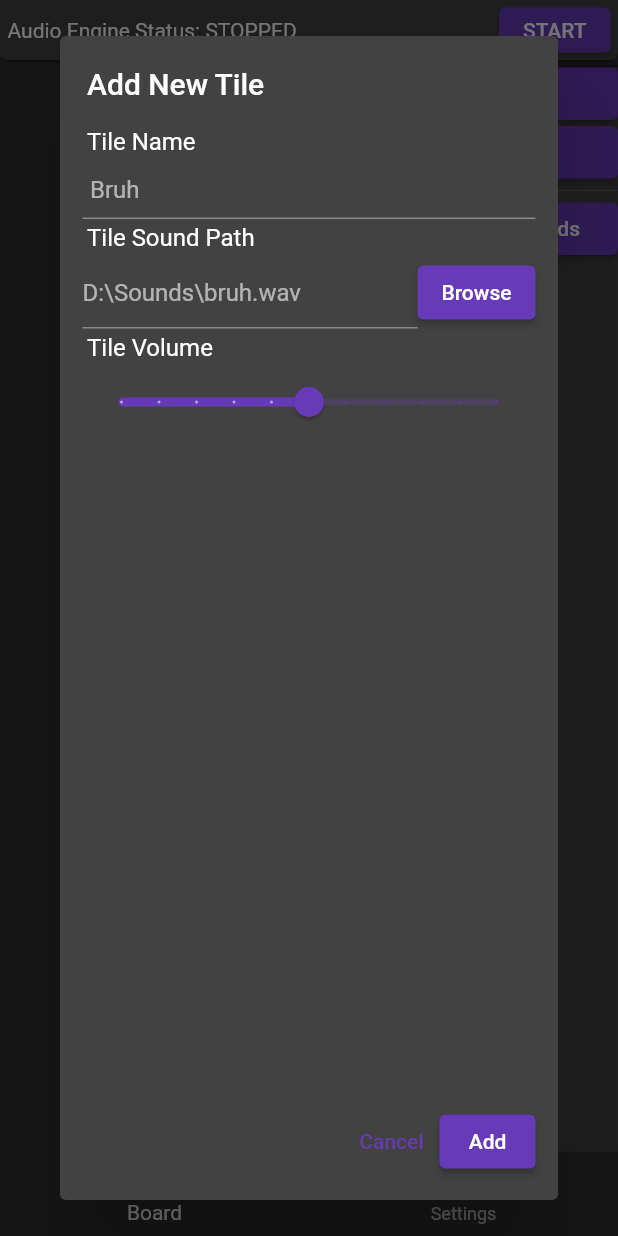
After one commit to Metal-666/ASIOSoundboard, a Flutter app: the screen it shows after launch, after a tap on the "add" icon, on a phone screen of 412 x 824 dp. The commit adds this screen. Run offline on Flutter 3.47's test engine with Material 2 defaults, Android fonts, the phone set to English and light mode, and no system bars; our stand-ins replace bloc, flutter_bloc; network calls fail.

Commit message:
Several changes
Renamed a few files, remade the New Tile dialog (it's a separate widget now) and changed some of it's logic (validation and file picker)

```diff
--- a/ASIOSoundboard/flutter-ui/lib/bloc/board/bloc.dart
+++ b/ASIOSoundboard/flutter-ui/lib/bloc/board/bloc.dart
@@ -8,13 +8,13 @@
 
 import '../../data/network/client_repository.dart';
 import 'events.dart';
-import 'states.dart';
+import 'state.dart';
 
 class BoardBloc extends Bloc<BoardEvent, BoardState> {
   final ClientRepository _clientRepository;
   late final StreamSubscription<client_events.ClientEvent> _subscription;
 
-  BoardBloc(this._clientRepository) : super(BoardState(null, null)) {
+  BoardBloc(this._clientRepository) : super(const BoardState(null, null)) {
     // Start listening to the host events. We are mainly insterested in events related to soundboard state, for example creation or deletion of a Tile.
     _subscription = _clientRepository.eventStream.stream
         .listen((client_events.ClientEvent event) => add(ClientEvent(event)));
@@ -29,7 +29,7 @@
           }
         case client_events.EventTypes.validateNewTile:
           {
-            bool isNameValid = event.event.data?.name != null,
+            final bool isNameValid = event.event.data?.name != null,
                 isPathValid = event.event.data?.file != null,
                 isIdPresent = event.event.data?.id != null;
             if (isNameValid && isPathValid && isIdPresent) {
@@ -49,17 +49,19 @@
             } else {
               emit(state.copyWith(
                   dialog: () => state.dialog?.copyWith(
-                      isNameValid: () => isNameValid,
-                      isPathValid: () => isPathValid,
-                      needToValidate: () => true)));
+                      tileNameError: () =>
+                          isNameValid ? null : 'Tile name is invalid',
+                      tilePathError: () =>
+                          isPathValid ? null : 'Tile path is invalid')));
             }
             break;
           }
         case client_events.EventTypes.pickTilePath:
           {
             emit(state.copyWith(
-                dialog: () => state.dialog
-                    ?.copyWith(tilePath: () => event.event.data?.file)));
+                dialog: () => state.dialog?.copyWith(
+                    tilePath: () => event.event.data?.file,
+                    shouldOverwritePath: () => true)));
             break;
           }
         case client_events.EventTypes.deleteTile:
--- a/ASIOSoundboard/flutter-ui/lib/bloc/board/states.dart
+++ b/ASIOSoundboard/flutter-ui/lib/bloc/board/state.dart
@@ -28,35 +28,34 @@
 
 class NewTileDialog {
   final String? tileName;
-  final bool isNameValid;
+  final String? tileNameError;
   final String? tilePath;
-  final bool isPathValid;
+  final String? tilePathError;
 
-  final bool needToValidate;
+  final bool shouldOverwritePath;
 
   final double tileVolume;
 
   const NewTileDialog(this.tileName, this.tilePath,
-      {this.isNameValid = false,
-      this.isPathValid = false,
-      this.needToValidate = false,
+      {this.tileNameError,
+      this.tilePathError,
+      this.shouldOverwritePath = false,
       this.tileVolume = 1.0});
 
   NewTileDialog copyWith(
           {String? Function()? tileName,
-          bool Function()? isNameValid,
+          String? Function()? tileNameError,
           String? Function()? tilePath,
-          bool Function()? isPathValid,
-          bool Function()? needToValidate,
+          String? Function()? tilePathError,
+          bool Function()? shouldOverwritePath,
           double Function()? tileVolume}) =>
       NewTileDialog(tileName == null ? this.tileName : tileName.call(),
           tilePath == null ? this.tilePath : tilePath.call(),
-          isNameValid:
-              isNameValid == null ? this.isNameValid : isNameValid.call(),
-          isPathValid:
-              isPathValid == null ? this.isPathValid : isPathValid.call(),
-          needToValidate: needToValidate == null
-              ? this.needToValidate
-              : needToValidate.call(),
+          tileNameError:
+              tileNameError == null ? this.tileNameError : tileNameError.call(),
+          tilePathError:
+              tilePathError == null ? this.tilePathError : tilePathError.call(),
+          shouldOverwritePath:
+              shouldOverwritePath == null ? false : shouldOverwritePath.call(),
           tileVolume: tileVolume == null ? this.tileVolume : tileVolume.call());
 }
--- a/ASIOSoundboard/flutter-ui/lib/bloc/root/bloc.dart
+++ b/ASIOSoundboard/flutter-ui/lib/bloc/root/bloc.dart
@@ -6,7 +6,7 @@
 import 'package:flutter_bloc/flutter_bloc.dart';
 
 import 'events.dart';
-import 'states.dart';
+import 'state.dart';
 
 class RootBloc extends Bloc<RootEvent, RootState> {
   final ClientRepository _clientRepository;
--- a/ASIOSoundboard/flutter-ui/lib/bloc/settings/bloc.dart
+++ b/ASIOSoundboard/flutter-ui/lib/bloc/settings/bloc.dart
@@ -7,7 +7,7 @@
 
 import '../../data/network/client_repository.dart';
 import 'events.dart';
-import 'states.dart';
+import 'state.dart';
 
 class SettingsBloc extends Bloc<SettingsEvent, SettingsState> {
   final ClientRepository _clientRepository;
--- a/ASIOSoundboard/flutter-ui/lib/main.dart
+++ b/ASIOSoundboard/flutter-ui/lib/main.dart
@@ -4,7 +4,7 @@
 import 'bloc/board/bloc.dart';
 import 'bloc/root/bloc.dart';
 import 'bloc/root/events.dart';
-import 'bloc/root/states.dart';
+import 'bloc/root/state.dart';
 import 'bloc/settings/bloc.dart';
 import 'data/network/client_repository.dart';
 import 'views/board.dart';
--- /dev/null
+++ b/ASIOSoundboard/flutter-ui/lib/views/dialogs/new_tile_dialog.dart
@@ -0,0 +1,152 @@
+import 'package:flutter/material.dart';
+import 'package:flutter_bloc/flutter_bloc.dart';
+
+import '../../bloc/board/bloc.dart';
+import '../../bloc/board/events.dart';
+import '../../bloc/board/state.dart';
+
+/// Dialog that appears when user wants to add a new tile.
+class NewTileDialog extends StatefulWidget {
+  const NewTileDialog({Key? key}) : super(key: key);
+
+  @override
+  State<NewTileDialog> createState() => _NewTileDialogState();
+}
+
+// I'm not a fan of using stateful widgets in a bloc app, but there is no other way - TextEditingController needs to be disposed
+class _NewTileDialogState extends State<NewTileDialog> {
+  final TextEditingController pathController = TextEditingController();
+
+  @override
+  Widget build(BuildContext context) => Dialog(
+        child: Padding(
+          padding: const EdgeInsets.all(15),
+          child: Column(
+            crossAxisAlignment: CrossAxisAlignment.stretch,
+            children: <Widget>[
+              Align(
+                alignment: Alignment.centerLeft,
+                child: Padding(
+                  padding: const EdgeInsets.only(left: 3, top: 5, bottom: 15),
+                  child: Text(
+                    'Add New Tile',
+                    style: Theme.of(context).textTheme.headline6,
+                  ),
+                ),
+              ),
+              Expanded(
+                child: _form(),
+              ),
+              Align(
+                alignment: Alignment.centerRight,
+                child: Row(
+                  mainAxisSize: MainAxisSize.min,
+                  children: <Widget>[
+                    TextButton(
+                      onPressed: () =>
+                          context.read<BoardBloc>().add(NewTileDialogClosed()),
+                      child: const Text('Cancel'),
+                    ),
+                    ElevatedButton(
+                      onPressed: () => context
+                          .read<BoardBloc>()
+                          .add(NewTileDialogSubmitted()),
+                      child: const Text('Add'),
+                    )
+                  ],
+                ),
+              )
+            ],
+          ),
+        ),
+      );
+
+  /// A panel in the middle of the dialog, has most of it's important stuff.
+  Widget _form() {
+    Widget _sectionHeader(String text) => Padding(
+          padding: const EdgeInsets.all(3),
+          child: Text(
+            text,
+            style: Theme.of(context).textTheme.subtitle1,
+          ),
+        );
+
+    return BlocBuilder<BoardBloc, BoardState>(
+      builder: (context, state) {
+        if (state.dialog?.shouldOverwritePath ?? false) {
+          _overwriteControllerText(
+              pathController, state.dialog!.tilePath ?? '');
+        }
+
+        return Column(
+          crossAxisAlignment: CrossAxisAlignment.start,
+          children: <Widget>[
+            _sectionHeader('Tile Name'),
+            TextFormField(
+              decoration: const InputDecoration(
+                contentPadding:
+                    EdgeInsets.symmetric(horizontal: 5, vertical: 10),
+                isDense: true,
+                hintText: 'Bruh',
+              ),
+              autovalidateMode: AutovalidateMode.always,
+              validator: (_) => state.dialog?.tileNameError,
+              onChanged: (value) =>
+                  context.read<BoardBloc>().add(NewTileNameChanged(value)),
+            ),
+            _sectionHeader('Tile Sound Path'),
+            Row(
+              children: <Widget>[
+                Expanded(
+                  child: TextFormField(
+                    decoration: const InputDecoration(
+                      hintText: 'D:\\Sounds\\bruh.wav',
+                    ),
+                    autovalidateMode: AutovalidateMode.always,
+                    controller: pathController,
+                    validator: (_) => state.dialog?.tilePathError,
+                    onChanged: (value) => context
+                        .read<BoardBloc>()
+                        .add(NewTilePathChanged(value)),
+                  ),
+                ),
+                ElevatedButton(
+                  onPressed: () =>
+                      context.read<BoardBloc>().add(PickTilePath()),
+                  child: const Text('Browse'),
+                )
+              ],
+            ),
+            _sectionHeader('Tile Volume'),
+            Slider(
+              min: 0,
+              divisions: 10,
+              max: 2,
+              label: (() =>
+                  '${((state.dialog?.tileVolume ?? 1) * 100).toInt()}%')(),
+              value: state.dialog?.tileVolume ?? 1,
+              onChanged: (double value) =>
+                  context.read<BoardBloc>().add(NewTileVolumeChanged(value)),
+            )
+          ],
+        );
+      },
+    );
+  }
+
+  void _overwriteControllerText(TextEditingController controller,
+      [String? newText]) {
+    controller
+      ..text = newText ?? ''
+      ..selection = TextSelection.fromPosition(
+        TextPosition(offset: controller.text.length),
+      );
+  }
+
+  @override
+  void dispose() {
+    pathController.dispose();
+
+    super.dispose();
+  }
+}
--- a/ASIOSoundboard/flutter-ui/lib/views/settings.dart
+++ b/ASIOSoundboard/flutter-ui/lib/views/settings.dart
@@ -1,12 +1,12 @@
 import '../bloc/root/bloc.dart';
 import '../bloc/root/events.dart';
-import '../bloc/root/states.dart';
+import '../bloc/root/state.dart';
 import 'package:flutter/material.dart';
 import 'package:flutter_bloc/flutter_bloc.dart';
 
 import '../bloc/settings/bloc.dart';
 import '../bloc/settings/events.dart';
-import '../bloc/settings/states.dart';
+import '../bloc/settings/state.dart';
 
 /// A body panel that displays app settings.
 class SettingsView extends StatelessWidget {
```
Also changed, not shown: ASIOSoundboard/flutter-ui/lib/views/board.dart (+9 -138 lines), ASIOSoundboard/flutter-ui/lib/bloc/root/state.dart (renamed from ASIOSoundboard/flutter-ui/lib/bloc/root/states.dart), ASIOSoundboard/flutter-ui/lib/bloc/settings/state.dart (renamed from ASIOSoundboard/flutter-ui/lib/bloc/settings/states.dart).
